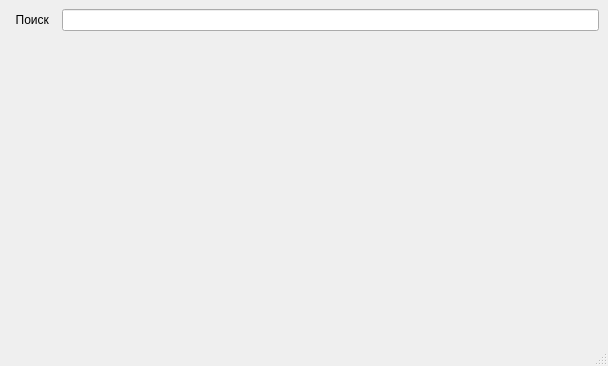
First picture: the form in design.ui, repository sapogi/map_project, before the edit.
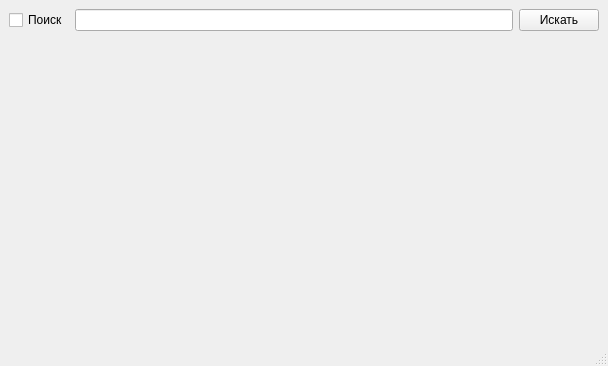
Second picture: the form after the edit.

Commit message: Изменил design.ui, добавил текстовое поле, в которое можно ввести запрос для поиска объекта + картинка при ошибочном запросе + метка на карте

```diff
--- a/design.ui
+++ b/design.ui
@@ -20,15 +20,22 @@
       <item>
        <layout class="QHBoxLayout" name="horizontalLayout">
         <item>
-         <widget class="QLabel" name="label_2">
+         <widget class="QCheckBox" name="checkBox">
           <property name="text">
-           <string>  Поиск  </string>
+           <string>Поиск</string>
           </property>
          </widget>
         </item>
         <item>
          <widget class="QLineEdit" name="lineEdit"/>
         </item>
+        <item>
+         <widget class="QPushButton" name="pushButton">
+          <property name="text">
+           <string>Искать</string>
+          </property>
+         </widget>
+        </item>
        </layout>
       </item>
       <item>
```
The commit also changes 2 other files.
